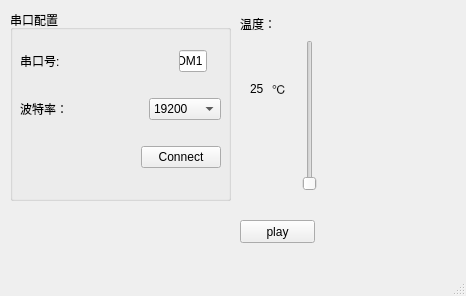
Qt form python_uart/untitled.ui (songzhishuo/Step_verilog) before a commit.
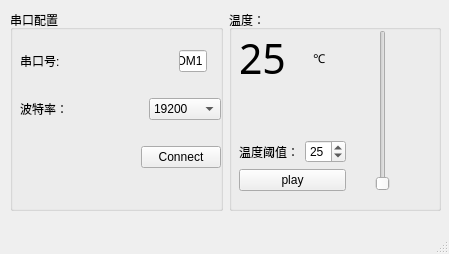
The same form after that commit.

Commit message: 优化UI,设置温度上限为99度

Diff of the .ui file:
```diff
--- a/python_uart/untitled.ui
+++ b/python_uart/untitled.ui
@@ -6,23 +6,26 @@
    <rect>
     <x>0</x>
     <y>0</y>
-    <width>466</width>
-    <height>296</height>
+    <width>449</width>
+    <height>254</height>
    </rect>
   </property>
   <property name="windowTitle">
    <string>MainWindow</string>
   </property>
   <widget class="QWidget" name="centralwidget">
-   <widget class="QGroupBox" name="groupBox">
+   <widget class="QWidget" name="">
     <property name="geometry">
      <rect>
       <x>10</x>
       <y>10</y>
-      <width>221</width>
-      <height>191</height>
+      <width>431</width>
+      <height>201</height>
      </rect>
     </property>
+    <layout class="QHBoxLayout" name="horizontalLayout_6">
+     <item>
+      <widget class="QGroupBox" name="groupBox">
     <property name="title">
      <string>串口配置</string>
     </property>
@@ -156,71 +159,158 @@
      </layout>
     </widget>
    </widget>
-   <widget class="QSlider" name="vS_temp">
-    <property name="geometry">
-     <rect>
-      <x>300</x>
-      <y>40</y>
-      <width>20</width>
-      <height>151</height>
-     </rect>
-    </property>
-    <property name="orientation">
-     <enum>Qt::Vertical</enum>
-    </property>
-   </widget>
-   <widget class="QLabel" name="label_2">
-    <property name="geometry">
-     <rect>
-      <x>240</x>
-      <y>0</y>
-      <width>53</width>
-      <height>47</height>
-     </rect>
-    </property>
-    <property name="text">
+     </item>
+     <item>
+      <widget class="QGroupBox" name="groupBox_2">
+       <property name="title">
      <string>温度：</string>
     </property>
-   </widget>
-   <widget class="QWidget" name="layoutWidget">
+       <widget class="QWidget" name="">
     <property name="geometry">
      <rect>
-      <x>250</x>
-      <y>80</y>
-      <width>38</width>
-      <height>17</height>
-     </rect>
-    </property>
+          <x>10</x>
+          <y>20</y>
+          <width>151</width>
+          <height>161</height>
+         </rect>
+        </property>
+        <layout class="QHBoxLayout" name="horizontalLayout_5">
+         <item>
+          <layout class="QVBoxLayout" name="verticalLayout_2">
+           <item>
     <layout class="QHBoxLayout" name="horizontalLayout_4">
      <item>
       <widget class="QLabel" name="lb_temp">
+               <property name="font">
+                <font>
+                 <family>Agency FB</family>
+                 <pointsize>31</pointsize>
+                </font>
+               </property>
        <property name="text">
         <string>25</string>
        </property>
       </widget>
      </item>
+             <item>
+              <spacer name="horizontalSpacer_5">
+               <property name="orientation">
+                <enum>Qt::Horizontal</enum>
+               </property>
+               <property name="sizeHint" stdset="0">
+                <size>
+                 <width>40</width>
+                 <height>20</height>
+                </size>
+               </property>
+              </spacer>
+             </item>
      <item>
       <widget class="QLabel" name="label_5">
+               <property name="font">
+                <font>
+                 <family>Arial Black</family>
+                </font>
+               </property>
        <property name="text">
         <string>℃</string>
        </property>
       </widget>
      </item>
-    </layout>
-   </widget>
+             <item>
+              <spacer name="horizontalSpacer_6">
+               <property name="orientation">
+                <enum>Qt::Horizontal</enum>
+               </property>
+               <property name="sizeHint" stdset="0">
+                <size>
+                 <width>40</width>
+                 <height>20</height>
+                </size>
+               </property>
+              </spacer>
+             </item>
+            </layout>
+           </item>
+           <item>
+            <spacer name="verticalSpacer">
+             <property name="orientation">
+              <enum>Qt::Vertical</enum>
+             </property>
+             <property name="sizeHint" stdset="0">
+              <size>
+               <width>20</width>
+               <height>40</height>
+              </size>
+             </property>
+            </spacer>
+           </item>
+           <item>
+            <layout class="QHBoxLayout" name="horizontalLayout_7">
+             <item>
+              <widget class="QLabel" name="label_6">
+               <property name="text">
+                <string>温度阈值：</string>
+               </property>
+              </widget>
+             </item>
+             <item>
+              <widget class="QSpinBox" name="sB_Temp_threshold">
+               <property name="value">
+                <number>25</number>
+               </property>
+              </widget>
+             </item>
+            </layout>
+           </item>
+           <item>
    <widget class="QPushButton" name="pB_play">
-    <property name="geometry">
-     <rect>
-      <x>240</x>
-      <y>220</y>
-      <width>75</width>
-      <height>23</height>
-     </rect>
-    </property>
     <property name="text">
      <string>play</string>
     </property>
    </widget>
+           </item>
+          </layout>
+         </item>
+         <item>
+          <spacer name="horizontalSpacer_7">
+           <property name="orientation">
+            <enum>Qt::Horizontal</enum>
+           </property>
+           <property name="sizeHint" stdset="0">
+            <size>
+             <width>74</width>
+             <height>20</height>
+            </size>
+           </property>
+          </spacer>
+         </item>
+         <item>
+          <widget class="QSlider" name="vS_temp">
+           <property name="orientation">
+            <enum>Qt::Vertical</enum>
+           </property>
+          </widget>
+         </item>
+         <item>
+          <spacer name="horizontalSpacer_8">
+           <property name="orientation">
+            <enum>Qt::Horizontal</enum>
+           </property>
+           <property name="sizeHint" stdset="0">
+            <size>
+             <width>40</width>
+             <height>20</height>
+            </size>
+           </property>
+          </spacer>
+         </item>
+        </layout>
+       </widget>
+      </widget>
+     </item>
+    </layout>
+   </widget>
   </widget>
   <widget class="QMenuBar" name="menubar">
    <property name="geometry">
```
Left out of the diff: 2 changed lines with no effect on the pictures. Lines whose indentation alone changed are shown as unchanged. The commit also changes 13 other files.
